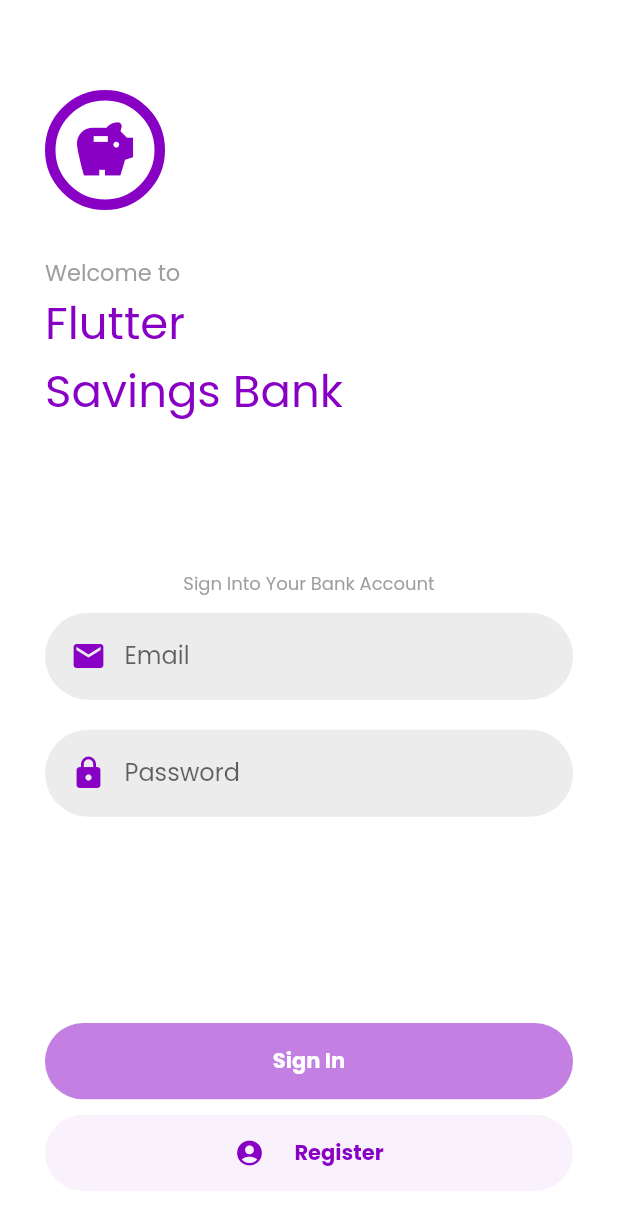
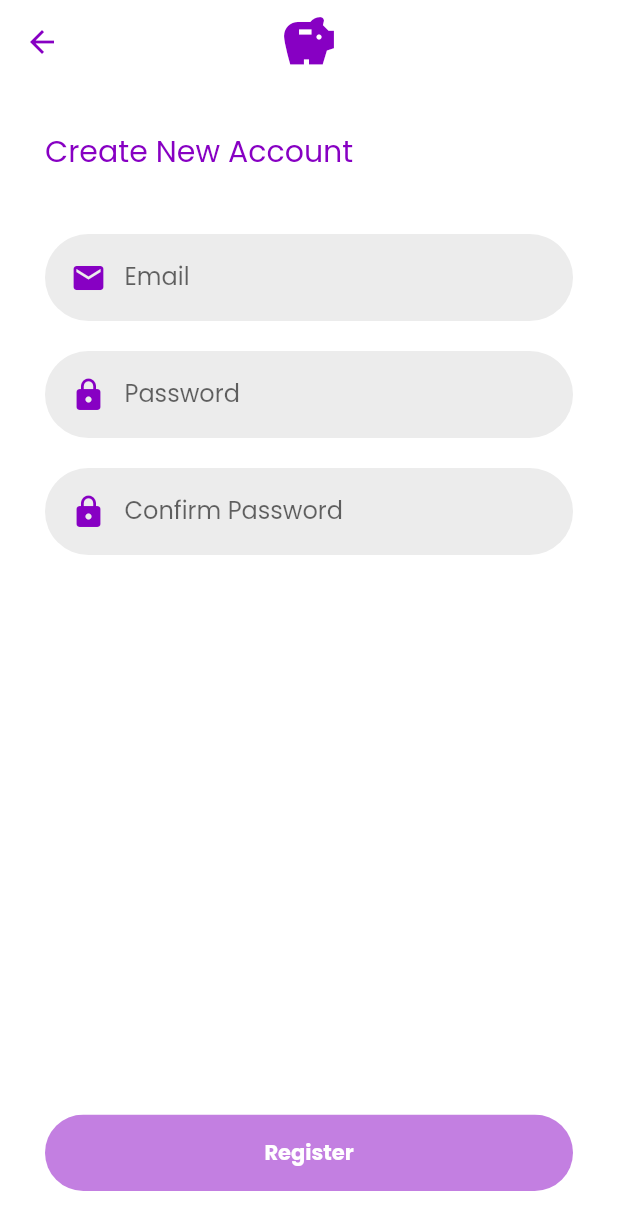
Before and after one commit to hieunguyen-it/bank_app, a Flutter app: the screen it shows after launch, after a tap on "Register", on a phone screen of 412 x 824 dp. Shown: the top 1230 px of the screen. Run offline on Flutter 3.47's test engine with Material 2 defaults, Android fonts, the phone set to English and light mode, and no system bars; our stand-ins replace cloud_firestore, firebase_auth, firebase_core, google_fonts; accounts and stored records are empty.

Commit message:
add account registration with firebase/auth

```diff
--- a/lib/main.dart
+++ b/lib/main.dart
@@ -1,3 +1,4 @@
+import 'package:bank/widgets/flutter_account_registration.dart';
 import 'package:bank/widgets/flutter_bank_login.dart';
 import 'package:bank/widgets/flutter_bank_splash.dart';
 import 'package:flutter/material.dart';
--- /dev/null
+++ b/lib/widgets/flutter_account_registration.dart
@@ -0,0 +1,108 @@
+import 'package:bank/widgets/flutter_bank_splash.dart';
+import 'package:flutter/material.dart';
+import 'package:provider/provider.dart';
+import 'flutter_bank_login.dart';
+
+class FlutterAccountRegistration extends StatefulWidget {
+  const FlutterAccountRegistration({Key? key}) : super(key: key);
+
+  @override
+  State<FlutterAccountRegistration> createState() =>
+      _FlutterAccountRegistrationState();
+}
+
+class _FlutterAccountRegistrationState
+    extends State<FlutterAccountRegistration> {
+  TextEditingController usernameController = TextEditingController();
+  TextEditingController passwordController = TextEditingController();
+  TextEditingController confirmPasswordController = TextEditingController();
+
+  @override
+  void dispose() {
+    usernameController.dispose();
+    passwordController.dispose();
+    confirmPasswordController.dispose();
+    super.dispose();
+  }
+
+  @override
+  Widget build(BuildContext context) {
+    LoginService loginService =
+        Provider.of<LoginService>(context, listen: false);
+
+    return Scaffold(
+        backgroundColor: Colors.white,
+        appBar: AppBar(
+          elevation: 0,
+          iconTheme: const IconThemeData(color: Ultis.mainThemeColor),
+          backgroundColor: Colors.transparent,
+          title: const Icon(
+            Icons.savings,
+            color: Ultis.mainThemeColor,
+            size: 40,
+          ),
+          centerTitle: true,
+        ),
+        body: Container(
+            padding: const EdgeInsets.all(30),
+            child: Column(
+              crossAxisAlignment: CrossAxisAlignment.start,
+              children: [
+                Expanded(
+                    child: Column(
+                  crossAxisAlignment: CrossAxisAlignment.start,
+                  children: [
+                    // title
+                    Container(
+                      margin: EdgeInsets.only(bottom: 40.0),
+                      child: const Text(
+                        'Create New Account',
+                        style: TextStyle(
+                            color: Ultis.mainThemeColor, fontSize: 20),
+                      ),
+                    ),
+                    // email field
+                    Ultis.generateInputField(
+                        'Email', Icons.email, usernameController, false,
+                        (text) {
+                      setState(() {});
+                    }),
+                    // password field
+                    Ultis.generateInputField(
+                        'Password', Icons.lock, passwordController, true,
+                        (text) {
+                      setState(() {});
+                    }),
+                    // password confirmation field
+                    Ultis.generateInputField('Confirm Password', Icons.lock,
+                        confirmPasswordController, true, (text) {
+                      setState(() {});
+                    }),
+                  ],
+                )),
+                FlutterBankMainButton(
+                    label: 'Register',
+                    enabled: validateFormFields(),
+                    onTap: () async {
+                      String username = usernameController.value.text;
+                      String pwd = passwordController.value.text;
+
+                      bool accountCreated = await loginService
+                          .createUserWithEmailAndPassword(username, pwd);
+
+                      if (accountCreated) {
+                        Navigator.of(context).pop();
+                      }
+                    })
+              ],
+            )));
+  }
+
+  bool validateFormFields() {
+    return Ultis.validateEmail(usernameController.value.text) &&
+        usernameController.value.text.isNotEmpty &&
+        passwordController.value.text.isNotEmpty &&
+        confirmPasswordController.value.text.isNotEmpty &&
+        (passwordController.value.text == confirmPasswordController.value.text);
+  }
+}
--- a/lib/widgets/flutter_bank_login.dart
+++ b/lib/widgets/flutter_bank_login.dart
@@ -1,9 +1,7 @@
-import 'dart:ffi';
-
 import 'package:bank/main.dart';
+import 'package:bank/widgets/flutter_account_registration.dart';
 import 'package:bank/widgets/flutter_bank_splash.dart';
 import 'package:firebase_auth/firebase_auth.dart';
-import 'package:flutter/foundation.dart';
 import 'package:flutter/material.dart';
 import 'package:provider/provider.dart';
 
@@ -17,6 +15,7 @@ class FlutterBankLogin extends StatefulWidget {
 class _FlutterBankLoginState extends State<FlutterBankLogin> {
   TextEditingController usernameController = TextEditingController();
   TextEditingController passwordController = TextEditingController();
+  TextEditingController confirmPasswordController = TextEditingController();
 
   bool validateEmailAndPassword() {
     return usernameController.value.text.isNotEmpty &&
@@ -25,9 +24,10 @@ class _FlutterBankLoginState extends State<FlutterBankLogin> {
   }
 
   @override
-  void dispose(){
+  void dispose() {
     usernameController.dispose();
     passwordController.dispose();
+    confirmPasswordController.dispose();
     super.dispose();
   }
 
@@ -164,7 +164,11 @@ class _FlutterBankLoginState extends State<FlutterBankLogin> {
             FlutterBankMainButton(
                 label: 'Register',
                 icon: Icons.account_circle,
-                onTap: () {},
+                onTap: () {
+                  Navigator.of(context).push(
+                    MaterialPageRoute(builder: (context) => FlutterAccountRegistration())
+                  );
+                },
                 backgroundColor: Ultis.mainThemeColor.withOpacity(0.05),
                 iconColor: Ultis.mainThemeColor,
                 labelColor: Ultis.mainThemeColor)
@@ -263,6 +267,18 @@ class LoginService extends ChangeNotifier {
     notifyListeners();
   }
 
+  Future<bool> createUserWithEmailAndPassword(String email, String pwd) async {
+    try {
+      UserCredential userCredentials = await FirebaseAuth.instance
+          .createUserWithEmailAndPassword(email: email, password: pwd);
+
+      return true; // or userCredentials != null;
+
+    } on FirebaseAuthException {
+      return false;
+    }
+  }
+
   Future<bool> signInWithEmailAndPassword(String email, String password) async {
     setLogginErrorMessage('');
 
--- a/lib/widgets/flutter_bank_splash.dart
+++ b/lib/widgets/flutter_bank_splash.dart
@@ -13,6 +13,39 @@ class Ultis {
     RegExp regex = RegExp(pattern);
 
     return (value != null || value!.isNotEmpty || regex.hasMatch(value));
+  }
+
+  static Widget generateInputField(
+      String hintText,
+      IconData iconData,
+      TextEditingController controller,
+      bool isPasswordField,
+      Function onChanged) {
+    return Container(
+        padding: const EdgeInsets.all(5),
+        margin: const EdgeInsets.only(bottom: 20),
+        decoration: BoxDecoration(
+            color: Colors.grey.withOpacity(0.2),
+            borderRadius: BorderRadius.circular(50)),
+        child: TextField(
+          onChanged: (text) {
+            onChanged(text);
+          },
+          obscureText: isPasswordField,
+          obscuringCharacter: "*",
+          decoration: InputDecoration(
+              prefixIcon: Icon(iconData, color: Ultis.mainThemeColor),
+              border: InputBorder.none,
+              focusedBorder: InputBorder.none,
+              enabledBorder: InputBorder.none,
+              errorBorder: InputBorder.none,
+              disabledBorder: InputBorder.none,
+              contentPadding:
+                  EdgeInsets.only(left: 15, bottom: 11, top: 11, right: 15),
+              hintText: hintText),
+          controller: controller,
+          style: const TextStyle(fontSize: 16),
+        ));
   }
 }
 
```
Lines whose indentation alone changed are shown as unchanged.
